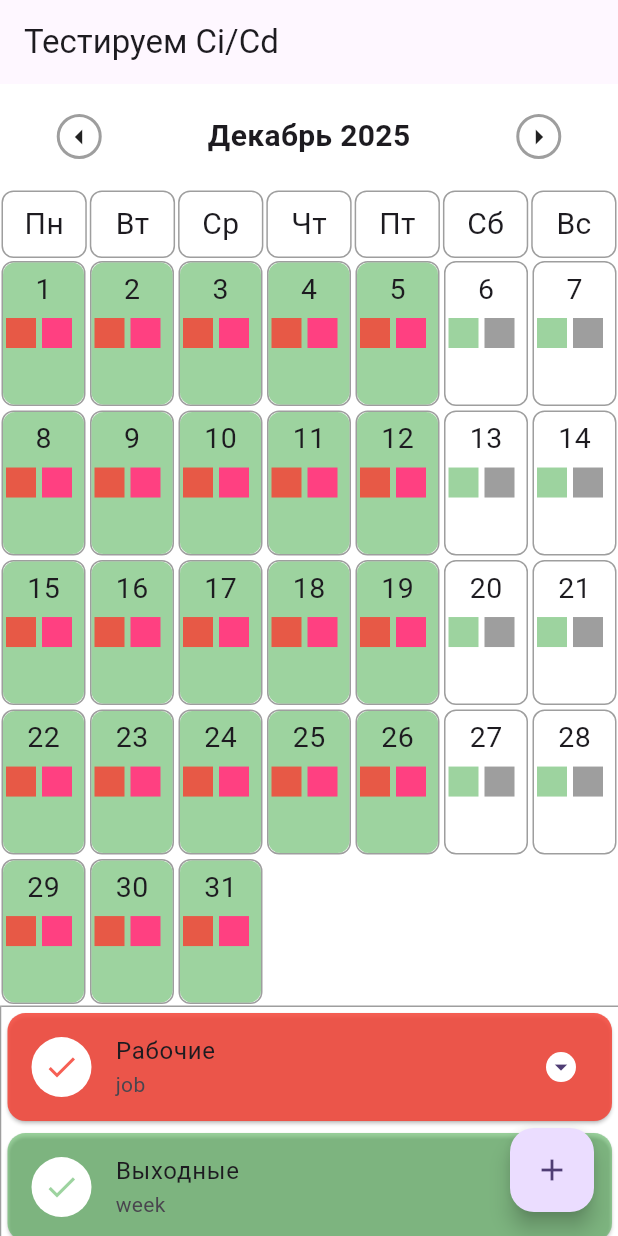
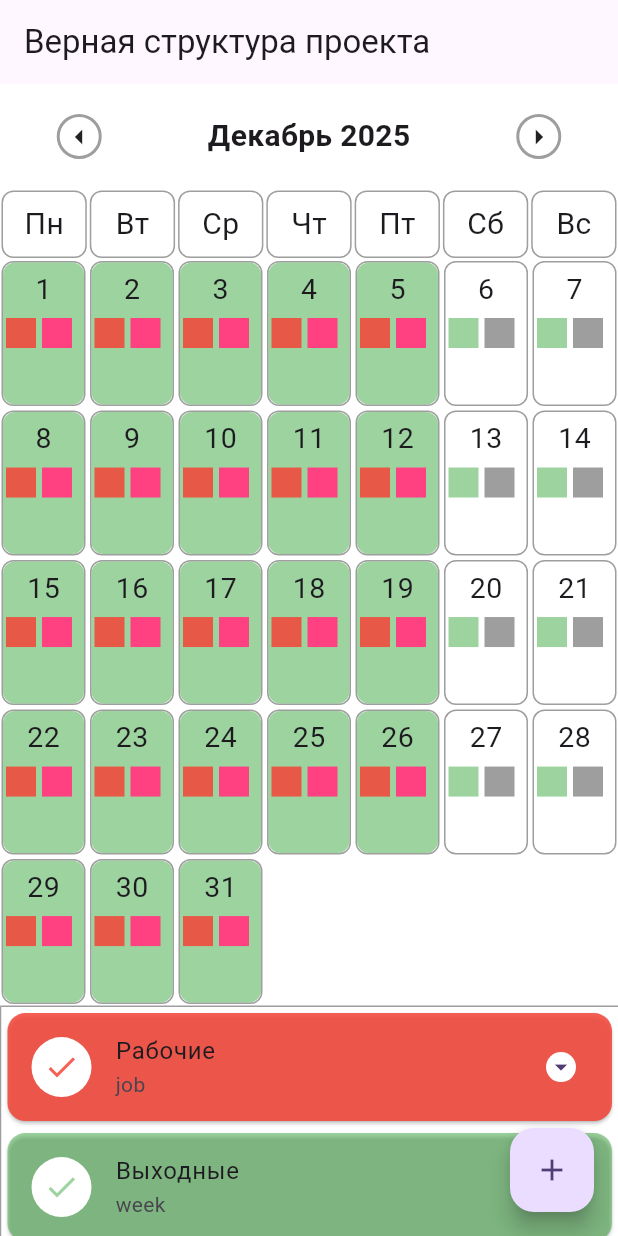
Before and after one commit to budemZhit/focusflow_front, a Flutter app: the screen it shows after launch, on a phone screen of 412 x 824 dp. Run offline on Flutter 3.47's test engine with Material 3 defaults, Android fonts, the phone set to English and light mode, and no system bars.

Commit message:
Fix workflow + update front

```diff
--- a/lib/main.dart
+++ b/lib/main.dart
@@ -67,7 +67,7 @@ class _MyHomePageState extends State<MyHomePage> {
   @override
   Widget build(BuildContext context) {
     return Scaffold(
-      appBar: AppBar(title: Text("Тестируем Ci/Cd")),
+      appBar: AppBar(title: Text("Верная структура проекта")),
       body: LayoutBuilder(
         builder: (context, constraints) {
           if (constraints.maxWidth < 815) {
```
